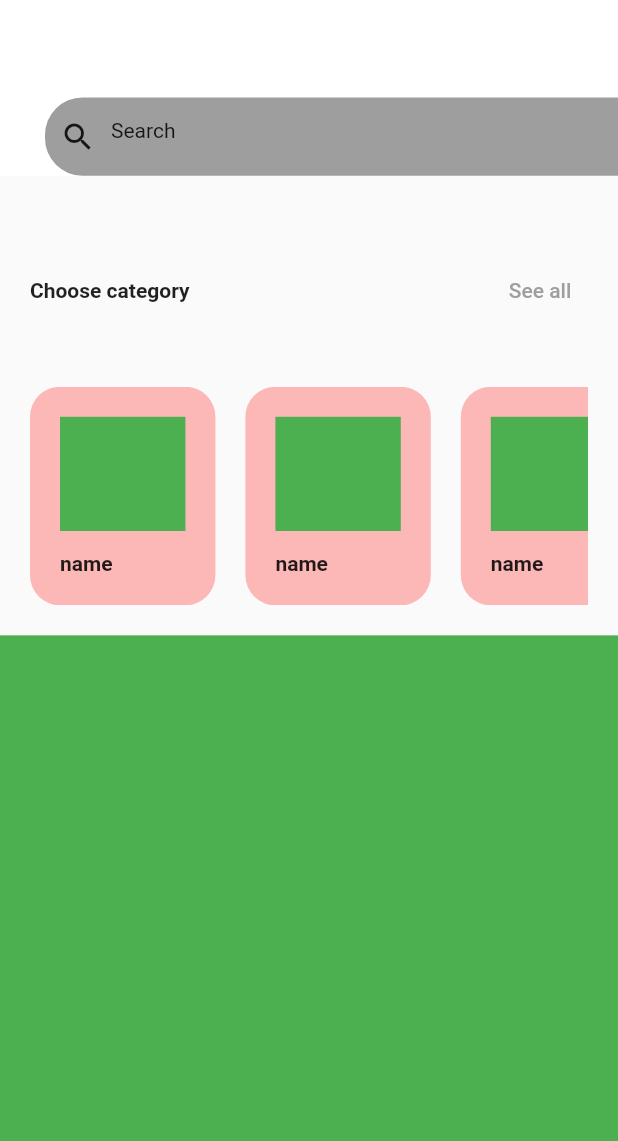
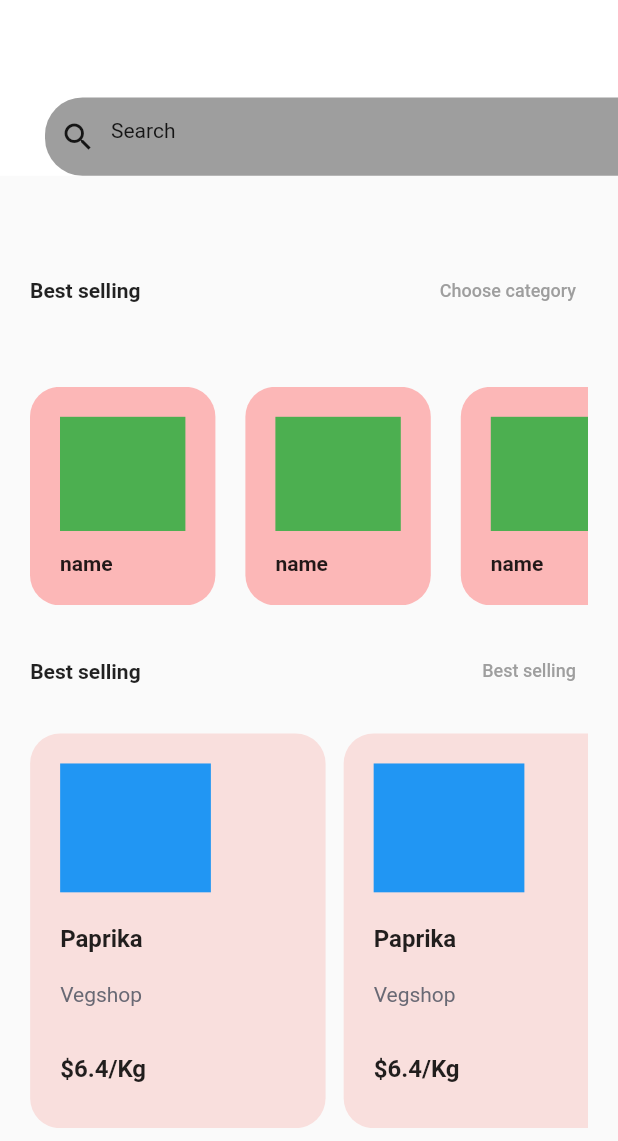
Before and after one commit to Yusuf-bek/BazarApp, a Flutter app: the screen it shows after launch, on a phone screen of 412 x 824 dp, the part 95-1236 px from its top. Run offline on Flutter 3.47's test engine with Material 2 defaults, Android fonts, the phone set to English and light mode, and no system bars.

Commit message:
main page 1 stage ready

```diff
--- /dev/null
+++ b/lib/core/widgets/product_widget.dart
@@ -0,0 +1,71 @@
+import 'package:bazarapp/core/components/size_config.dart';
+import 'package:flutter/material.dart';
+
+class ProductWidget extends StatelessWidget {
+  const ProductWidget({Key? key}) : super(key: key);
+
+  @override
+  Widget build(BuildContext context) {
+    SizeConfig.init(context);
+    return Container(
+      width: getConfigWidth(196),
+      decoration: BoxDecoration(
+        color: Colors.red.withOpacity(0.15),
+        borderRadius: BorderRadius.circular(20),
+      ),
+      child: Padding(
+        padding: const EdgeInsets.all(20),
+        child: SizedBox(
+          child: Column(
+            crossAxisAlignment: CrossAxisAlignment.start,
+            children: [
+              Container(
+                color: Colors.blue,
+                height: getConfigHeight(79),
+                width: getConfigWidth(100),
+              ),
+              SizedBox(
+                width: double.infinity,
+                height: getConfigHeight(20),
+              ),
+              const Text(
+                "Paprika",
+                style: TextStyle(
+                  fontSize: 16,
+                  fontWeight: FontWeight.w600,
+                ),
+              ),
+              const Spacer(),
+              const Text(
+                "Vegshop",
+                style: TextStyle(
+                    fontSize: 14,
+                    fontWeight: FontWeight.w400,
+                    color: Color(0xff696974)),
+              ),
+              SizedBox(
+                width: double.infinity,
+                height: getConfigHeight(20),
+              ),
+              SizedBox(
+                height: getConfigHeight(36),
+                width: getConfigWidth(156),
+                child: Row(
+                  children: const [
+                    Text(
+                      "\$6.4/Kg",
+                      style: TextStyle(
+                        fontSize: 16,
+                        fontWeight: FontWeight.w600,
+                      ),
+                    ),
+                  ],
+                ),
+              ),
+            ],
+          ),
+        ),
+      ),
+    );
+  }
+}
--- /dev/null
+++ b/lib/core/widgets/row_see_all.dart
@@ -0,0 +1,33 @@
+import 'package:flutter/material.dart';
+
+class RowSeeAllWidget extends StatelessWidget {
+  String? title;
+
+  RowSeeAllWidget({
+    Key? key,
+    required this.title,
+  }) : super(key: key);
+
+  @override
+  Widget build(BuildContext context) {
+    return Row(
+      mainAxisAlignment: MainAxisAlignment.spaceBetween,
+      children: [
+        const Text(
+          "Best selling",
+          style: TextStyle(fontWeight: FontWeight.bold),
+        ),
+        TextButton(
+          onPressed: () {},
+          child: Text(
+            title!,
+            style: const TextStyle(
+              color: Colors.grey,
+              fontSize: 12,
+            ),
+          ),
+        ),
+      ],
+    );
+  }
+}
--- a/lib/views/home_page.dart
+++ b/lib/views/home_page.dart
@@ -1,5 +1,7 @@
 import 'package:bazarapp/core/components/gradient_text.dart';
 import 'package:bazarapp/core/components/size_config.dart';
+import 'package:bazarapp/core/widgets/product_widget.dart';
+import 'package:bazarapp/core/widgets/row_see_all.dart';
 import 'package:flutter/material.dart';
 
 class HomePage extends StatelessWidget {
@@ -10,6 +12,7 @@ class HomePage extends StatelessWidget {
     SizeConfig.init(context);
     return Scaffold(
       body: SafeArea(
+        child: SingleChildScrollView(
           child: Column(
             children: [
               appNameSearchContainer(context),
@@ -17,13 +20,40 @@ class HomePage extends StatelessWidget {
                 height: getConfigHeight(30),
               ),
               chooseCategoryContainer(context),
-            Expanded(
-              child: Container(
+              Padding(
+                padding: EdgeInsets.symmetric(
+                  horizontal: getConfigWidth(20),
+                ),
+                child: SizedBox(
                   width: MediaQuery.of(context).size.width,
-                color: Colors.green,
+                  height: getConfigHeight(371),
+                  child: Column(
+                    children: [
+                      RowSeeAllWidget(title: "Best selling"),
+                      SizedBox(
+                        height: getConfigHeight(16),
+                      ),
+                      SizedBox(
+                        width: MediaQuery.of(context).size.width,
+                        height: getConfigHeight(242),
+                        child: ListView.builder(
+                            scrollDirection: Axis.horizontal,
+                            itemCount: 10,
+                            itemBuilder: (context, index) {
+                              return Padding(
+                                padding: EdgeInsets.only(
+                                  right: getConfigWidth(12),
+                                ),
+                                child: const ProductWidget(),
+                              );
+                            }),
+                      ),
+                    ],
+                  ),
                 ),
               ),
             ],
+          ),
         ),
       ),
     );
@@ -37,22 +67,7 @@ class HomePage extends StatelessWidget {
       child: Column(
         mainAxisAlignment: MainAxisAlignment.spaceBetween,
         children: [
-          Row(
-            mainAxisAlignment: MainAxisAlignment.spaceBetween,
-            children: [
-              const Text(
-                "Choose category",
-                style: TextStyle(fontWeight: FontWeight.bold),
-              ),
-              TextButton(
-                onPressed: () {},
-                child: const Text(
-                  "See all",
-                  style: TextStyle(color: Colors.grey),
-                ),
-              ),
-            ],
-          ),
+          RowSeeAllWidget(title: "Choose category"),
           SizedBox(
             height: getConfigHeight(134),
             width: double.infinity,
```
Lines whose indentation alone changed are shown as unchanged.
